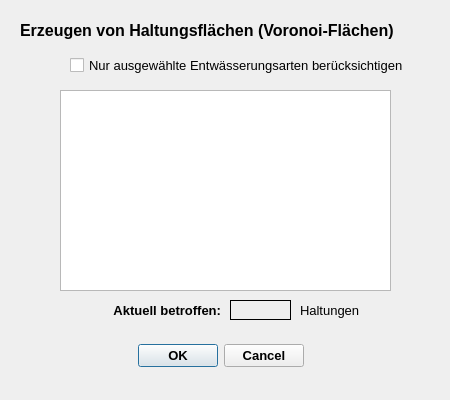
hoettges/QKan, file qkan/surfaceTools/res/voronoiTool.ui: the form before one commit.
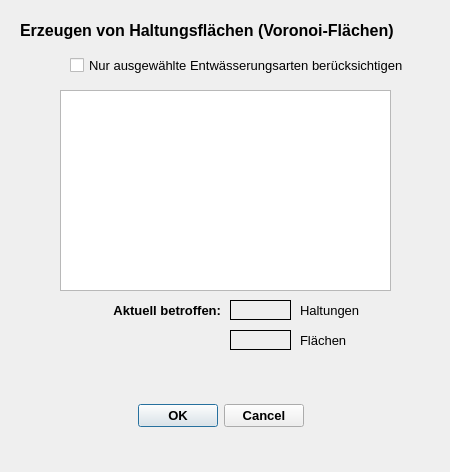
The form after the commit.

Patch:
```diff
--- a/qkan/surfaceTools/res/voronoiTool.ui
+++ b/qkan/surfaceTools/res/voronoiTool.ui
@@ -7,7 +7,7 @@
     <x>0</x>
     <y>0</y>
     <width>450</width>
-    <height>400</height>
+    <height>472</height>
    </rect>
   </property>
   <property name="minimumSize">
@@ -23,7 +23,7 @@
    <property name="geometry">
     <rect>
      <x>80</x>
-     <y>340</y>
+     <y>400</y>
      <width>281</width>
      <height>32</height>
     </rect>
@@ -223,6 +223,105 @@
     <set>Qt::AlignRight|Qt::AlignTrailing|Qt::AlignVCenter</set>
    </property>
   </widget>
+  <widget class="QLabel" name="lf_anzahl_flaechen">
+   <property name="geometry">
+    <rect>
+     <x>230</x>
+     <y>330</y>
+     <width>61</width>
+     <height>20</height>
+    </rect>
+   </property>
+   <property name="font">
+    <font>
+     <family>Tahoma</family>
+     <pointsize>10</pointsize>
+     <weight>75</weight>
+     <bold>true</bold>
+    </font>
+   </property>
+   <property name="toolTip">
+    <string extracomment="Anzahl der abhängig von den Filteroptionen zu berücksichtigenden Haltungen"/>
+   </property>
+   <property name="statusTip">
+    <string extracomment="Anzahl der abhängig von den Filteroptionen zu berücksichtigenden Haltungen"/>
+   </property>
+   <property name="frameShape">
+    <enum>QFrame::Panel</enum>
+   </property>
+   <property name="text">
+    <string/>
+   </property>
+   <property name="alignment">
+    <set>Qt::AlignRight|Qt::AlignTrailing|Qt::AlignVCenter</set>
+   </property>
+  </widget>
+  <widget class="QLabel" name="label_4">
+   <property name="geometry">
+    <rect>
+     <x>300</x>
+     <y>330</y>
+     <width>81</width>
+     <height>20</height>
+    </rect>
+   </property>
+   <property name="font">
+    <font>
+     <family>Tahoma</family>
+     <pointsize>10</pointsize>
+     <weight>50</weight>
+     <bold>false</bold>
+    </font>
+   </property>
+   <property name="toolTip">
+    <string extracomment="Anzahl der abhängig von den Filteroptionen zu berücksichtigenden ganzen Flächen"/>
+   </property>
+   <property name="statusTip">
+    <string extracomment="Anzahl der abhängig von den Filteroptionen zu berücksichtigenden ganzen Flächen"/>
+   </property>
+   <property name="text">
+    <string>Flächen</string>
+   </property>
+   <property name="alignment">
+    <set>Qt::AlignLeading|Qt::AlignLeft|Qt::AlignVCenter</set>
+   </property>
+  </widget>
+  <widget class="QLabel" name="lf_warning">
+   <property name="geometry">
+    <rect>
+     <x>60</x>
+     <y>360</y>
+     <width>371</width>
+     <height>41</height>
+    </rect>
+   </property>
+   <property name="font">
+    <font>
+     <family>Tahoma</family>
+     <pointsize>10</pointsize>
+     <weight>75</weight>
+     <bold>true</bold>
+    </font>
+   </property>
+   <property name="toolTip">
+    <string extracomment="Anzahl der abhängig von den Filteroptionen zu berücksichtigenden ganzen Flächen">&lt;html&gt;&lt;head/&gt;&lt;body&gt;&lt;p&gt;Die Voronoiflächen werden nur für Haltungsflächen erzeugt, die aufzuteilende Flächen enthalten. &lt;/p&gt;&lt;/body&gt;&lt;/html&gt;</string>
+   </property>
+   <property name="statusTip">
+    <string extracomment="Anzahl der abhängig von den Filteroptionen zu berücksichtigenden ganzen Flächen"/>
+   </property>
+   <property name="styleSheet">
+    <string notr="true">color: rgb(255, 0, 0);</string>
+   </property>
+   <property name="text">
+    <string/>
+   </property>
+   <property name="alignment">
+    <set>Qt::AlignLeading|Qt::AlignLeft|Qt::AlignTop</set>
+   </property>
+   <property name="wordWrap">
+    <bool>true</bool>
+   </property>
+  </widget>
  </widget>
  <resources/>
  <connections>
```
